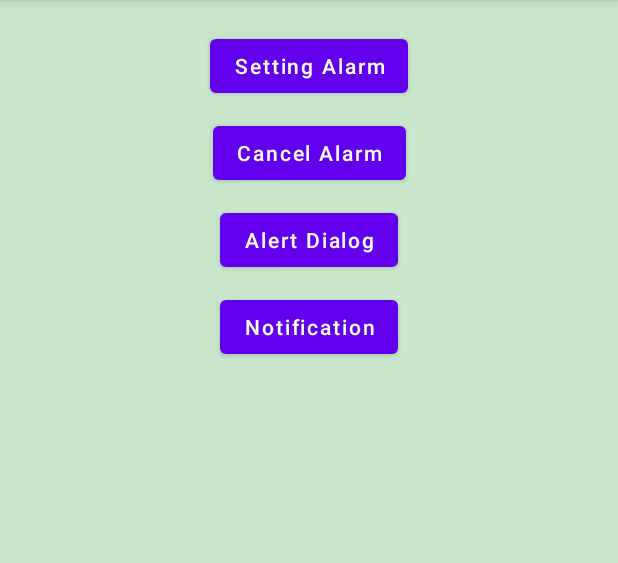
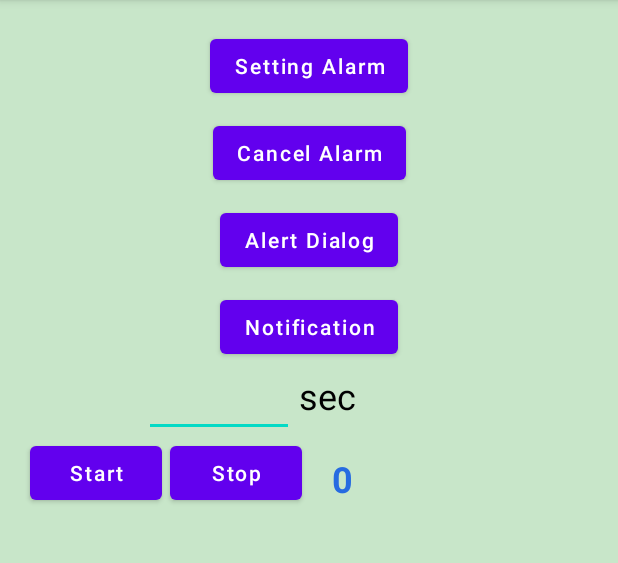
Before and after one commit to AlphonceHuang/AlarmManager, an Android app: the screen it shows after launch (MainActivity), on a phone screen of 412 x 824 dp, the part 84-647 px from its top. Run offline under Robolectric (Android 15) with nearby library versions, the phone set to English and light mode, and no system bars.

Commit message:
add "CountDownTimer"

```diff
--- a/app/src/main/java/com/android/alarmmanager/MainActivity.java
+++ b/app/src/main/java/com/android/alarmmanager/MainActivity.java
@@ -2,6 +2,7 @@ package com.android.alarmmanager;
 
 import androidx.appcompat.app.AppCompatActivity;
 
+import android.annotation.SuppressLint;
 import android.app.AlarmManager;
 import android.app.AlertDialog;
 import android.app.Notification;
@@ -13,9 +14,12 @@ import android.content.DialogInterface;
 import android.content.Intent;
 import android.graphics.BitmapFactory;
 import android.os.Bundle;
+import android.os.CountDownTimer;
 import android.util.Log;
 import android.view.View;
+import android.view.inputmethod.InputMethodManager;
 import android.widget.Button;
+import android.widget.TextView;
 import android.widget.TimePicker;
 import android.widget.Toast;
 
@@ -29,6 +33,12 @@ public class MainActivity extends AppCompatActivity {
     private Button b_Notify;
     private AlarmManager alarmManager;
     private PendingIntent pi;
+
+    private TextView mCountDownText;
+    private Button b_CountDownStart, b_CountdownStop;
+    private TextView mCountDown;
+
+    CountDownTimer CDT;
 
     @Override
     protected void onCreate(Bundle savedInstanceState) {
@@ -44,6 +54,18 @@ public class MainActivity extends AppCompatActivity {
         b_cancel.setOnClickListener(btn);
         b_Alert.setOnClickListener(btn);
         b_Notify.setOnClickListener(btn);
+
+        mCountDownText = findViewById(R.id.CountDownNumber);
+        b_CountDownStart = findViewById(R.id.CountDownStartButton);
+        b_CountDownStart.setOnClickListener(btn);
+        b_CountdownStop = findViewById(R.id.CountDownStopButton);
+        b_CountdownStop.setOnClickListener(btn);
+        mCountDown = findViewById(R.id.CountDownLeftText);
+    }
+
+    protected void onDestroy() {
+        super.onDestroy();
+        CDT.cancel();
     }
 
     private void StartAlarm()
@@ -80,7 +102,6 @@ public class MainActivity extends AppCompatActivity {
     private final View.OnClickListener btn=new View.OnClickListener() {
 
         AlertDialog alertDialog;
-        AlertDialog.Builder builder;
 
         @Override
         public void onClick(View v) {
@@ -101,27 +122,20 @@ public class MainActivity extends AppCompatActivity {
                     break;
 
                 case R.id.AlertButton:
-/*
-                    builder = new AlertDialog.Builder(MainActivity.this);
-                    builder.setTitle("時間到了");
-                    builder.setMessage("該起床了");
-                    builder.setIcon(R.drawable.kitty033);
-                    builder.setPositiveButton("OK", new DialogInterface.OnClickListener() {
-                        @Override
-                        public void onClick(DialogInterface dialog, int which) {
-                            Log.w("Alan", "Positive Button");
-                            dialog.dismiss();
-                        }
-                    });
-                    builder.setCancelable(false);
-                    alertDialog = builder.create();
-*/
                     alertDialog = Creat_AlertDialog();
                     alertDialog.show();
                     break;
 
                 case R.id.NotifiButton:
                     ShowNotification();
+                    break;
+
+                case R.id.CountDownStartButton:
+                    StartCountDown(v);
+                    break;
+
+                case R.id.CountDownStopButton:
+                    StopCountDown();
                     break;
             }
         }
@@ -162,7 +176,6 @@ public class MainActivity extends AppCompatActivity {
         //Step3. 透過 Notification.Builder 來建構 notification，
         //並直接使用其.build() 的方法將設定好屬性的 Builder 轉換
         //成 notification，最後開始將顯示通知訊息發送至狀態列上。
-
         Notification notification
                 = new Notification.Builder(MainActivity.this)
                 .setContentIntent(appIntent)
@@ -211,4 +224,34 @@ public class MainActivity extends AppCompatActivity {
         //mNotificationManager.cancelAll();
 
     }
+
+    private void StartCountDown(View view)
+    {
+        Long setting = Long.parseLong((mCountDownText.getText().toString()));
+
+        if (null != setting) {
+            InputMethodManager imm = (InputMethodManager) getSystemService(Context.INPUT_METHOD_SERVICE);
+            if (imm != null) {
+                imm.hideSoftInputFromWindow(view.getWindowToken(), 0);
+            }
+            mCountDownText.setText("");
+        }
+
+        CDT = new CountDownTimer(setting*1000, 1000) {
+
+            public void onTick(long millisUntilFinished) {
+                mCountDown.setText("" + millisUntilFinished/1000);
+            }
+
+            public void onFinish() {
+                mCountDown.setText(R.string.Done);
+            }
+        }.start();
+    }
+
+    private void StopCountDown() {
+        CDT.cancel();
+        mCountDown.setText("");
+        mCountDownText.setText("");
+    }
 }
--- a/app/src/main/res/layout/activity_main.xml
+++ b/app/src/main/res/layout/activity_main.xml
@@ -55,4 +55,61 @@
         app:layout_constraintStart_toStartOf="parent"
         app:layout_constraintTop_toBottomOf="@+id/AlertButton" />
 
+    <EditText
+        android:id="@+id/CountDownNumber"
+        android:layout_width="100dp"
+        android:layout_height="wrap_content"
+        android:layout_marginStart="96dp"
+        android:layout_marginTop="4dp"
+        android:ems="10"
+        android:inputType="numberDecimal"
+        app:layout_constraintStart_toStartOf="parent"
+        app:layout_constraintTop_toBottomOf="@+id/NotifiButton" />
+
+    <TextView
+        android:id="@+id/SecText"
+        android:layout_width="wrap_content"
+        android:layout_height="wrap_content"
+        android:layout_marginStart="3dp"
+        android:layout_marginTop="5dp"
+        android:text="@string/sec"
+        android:textColor="#000000"
+        android:textSize="24sp"
+        app:layout_constraintStart_toEndOf="@+id/CountDownNumber"
+        app:layout_constraintTop_toBottomOf="@+id/NotifiButton" />
+
+    <Button
+        android:id="@+id/CountDownStartButton"
+        android:layout_width="wrap_content"
+        android:layout_height="wrap_content"
+        android:layout_marginStart="20dp"
+        android:text="@string/Start"
+        android:textAllCaps="false"
+        app:layout_constraintStart_toStartOf="parent"
+        app:layout_constraintTop_toBottomOf="@+id/CountDownNumber" />
+
+    <TextView
+        android:id="@+id/CountDownLeftText"
+        android:layout_width="wrap_content"
+        android:layout_height="wrap_content"
+        android:layout_marginStart="20dp"
+        android:layout_marginTop="11dp"
+        android:text="0"
+        android:textAlignment="textEnd"
+        android:textColor="#266BE1"
+        android:textSize="24sp"
+        android:textStyle="bold"
+        app:layout_constraintStart_toEndOf="@+id/CountDownStopButton"
+        app:layout_constraintTop_toBottomOf="@+id/CountDownNumber" />
+
+    <Button
+        android:id="@+id/CountDownStopButton"
+        android:layout_width="wrap_content"
+        android:layout_height="wrap_content"
+        android:layout_marginStart="5dp"
+        android:text="@string/Stop"
+        android:textAllCaps="false"
+        app:layout_constraintStart_toEndOf="@+id/CountDownStartButton"
+        app:layout_constraintTop_toBottomOf="@+id/CountDownNumber" />
+
 </androidx.constraintlayout.widget.ConstraintLayout>
--- a/app/src/main/res/values/strings.xml
+++ b/app/src/main/res/values/strings.xml
@@ -6,4 +6,8 @@
     <string name="notification">Notification</string>
     <string name="AlermReminder">鬧鐘提醒</string>
     <string name="TimeUp">時間到了，該起床了!!</string>
+    <string name="Start">Start</string>
+    <string name="sec">sec</string>
+    <string name="Stop">Stop</string>
+    <string name="Done">Done</string>
 </resources>
```
